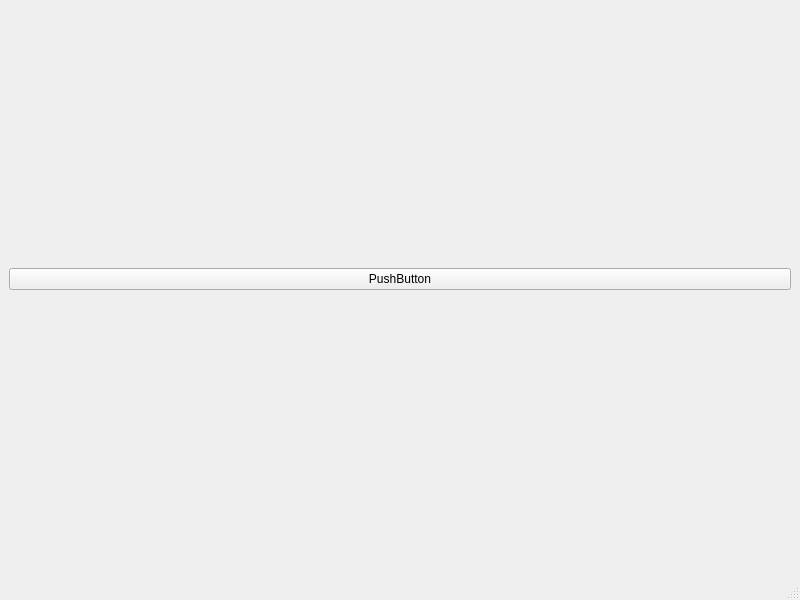
Above: FAK/mainwindow.ui from Teddy-Ro/FAK before the change. Below: the same form after it.
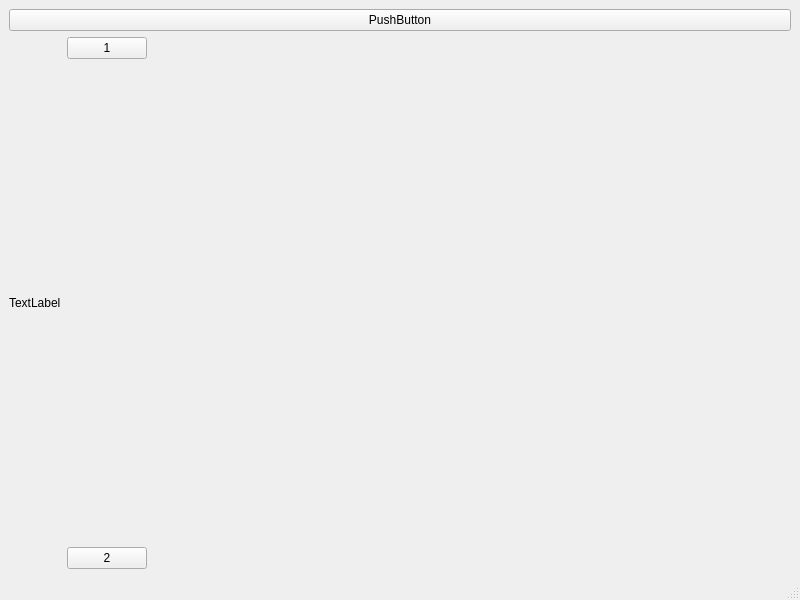
That is the form after the change.

The edit to the form file:
```diff
--- a/FAK/mainwindow.ui
+++ b/FAK/mainwindow.ui
@@ -27,7 +27,50 @@
       <item>
        <layout class="QHBoxLayout" name="horizontalLayout">
         <item>
-         <layout class="QVBoxLayout" name="verticalLayoutForButtons"/>
+         <layout class="QVBoxLayout" name="verticalLayoutForButtons">
+          <item>
+           <widget class="QLabel" name="label">
+            <property name="text">
+             <string>TextLabel</string>
+            </property>
+           </widget>
+          </item>
+         </layout>
+        </item>
+        <item>
+         <layout class="QVBoxLayout" name="verticalLayout_4">
+          <item>
+           <layout class="QVBoxLayout" name="verticalLayout_5">
+            <item>
+             <widget class="QPushButton" name="pushButton_3">
+              <property name="text">
+               <string>1</string>
+              </property>
+             </widget>
+            </item>
+            <item>
+             <spacer name="verticalSpacer">
+              <property name="orientation">
+               <enum>Qt::Vertical</enum>
+              </property>
+              <property name="sizeHint" stdset="0">
+               <size>
+                <width>20</width>
+                <height>40</height>
+               </size>
+              </property>
+             </spacer>
+            </item>
+           </layout>
+          </item>
+          <item>
+           <widget class="QPushButton" name="pushButton_2">
+            <property name="text">
+             <string>2</string>
+            </property>
+           </widget>
+          </item>
+         </layout>
         </item>
         <item>
          <spacer name="horizontalSpacer">
```
